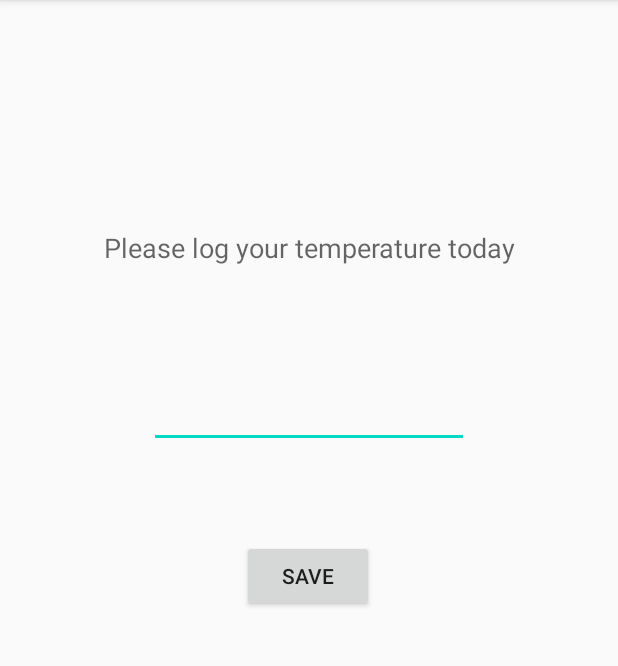
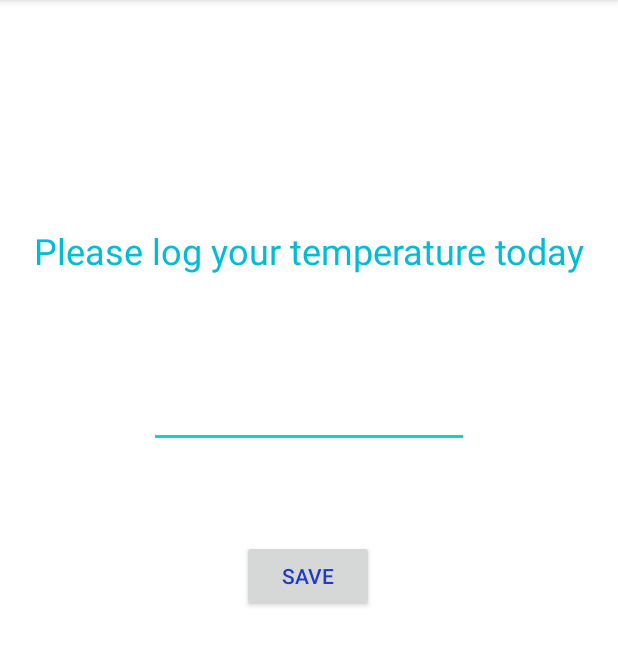
Before and after one commit to Dai-Isaji/BT_Tracker, an Android app: the LogActivity screen opened directly, with no data from a screen before it, on a phone screen of 412 x 824 dp, the part 84-750 px from its top. Run offline under Robolectric (Android 15) with nearby library versions, the phone set to English and light mode, and no system bars.

```diff
--- a/app/src/main/res/layout/activity_log.xml
+++ b/app/src/main/res/layout/activity_log.xml
@@ -4,6 +4,7 @@
     xmlns:tools="http://schemas.android.com/tools"
     android:layout_width="match_parent"
     android:layout_height="match_parent"
+    android:background="#FFFFFF"
     tools:context="LogActivity">
 
     <TextView
@@ -12,6 +13,9 @@
         android:layout_height="wrap_content"
         android:text="Please log your temperature today"
         android:textAppearance="@style/TextAppearance.AppCompat.Medium"
+        android:textColor="#00BCD4"
+        android:textColorHighlight="#FFFFFF"
+        android:textSize="24sp"
         app:layout_constraintBottom_toBottomOf="parent"
         app:layout_constraintEnd_toEndOf="parent"
         app:layout_constraintStart_toStartOf="parent"
@@ -35,6 +39,8 @@
         android:layout_width="wrap_content"
         android:layout_height="wrap_content"
         android:text="Save"
+        android:textColor="#203AC7"
+        android:textColorHint="#FFFFFF"
         app:layout_constraintBottom_toBottomOf="parent"
         app:layout_constraintEnd_toEndOf="parent"
         app:layout_constraintHorizontal_bias="0.498"
```
